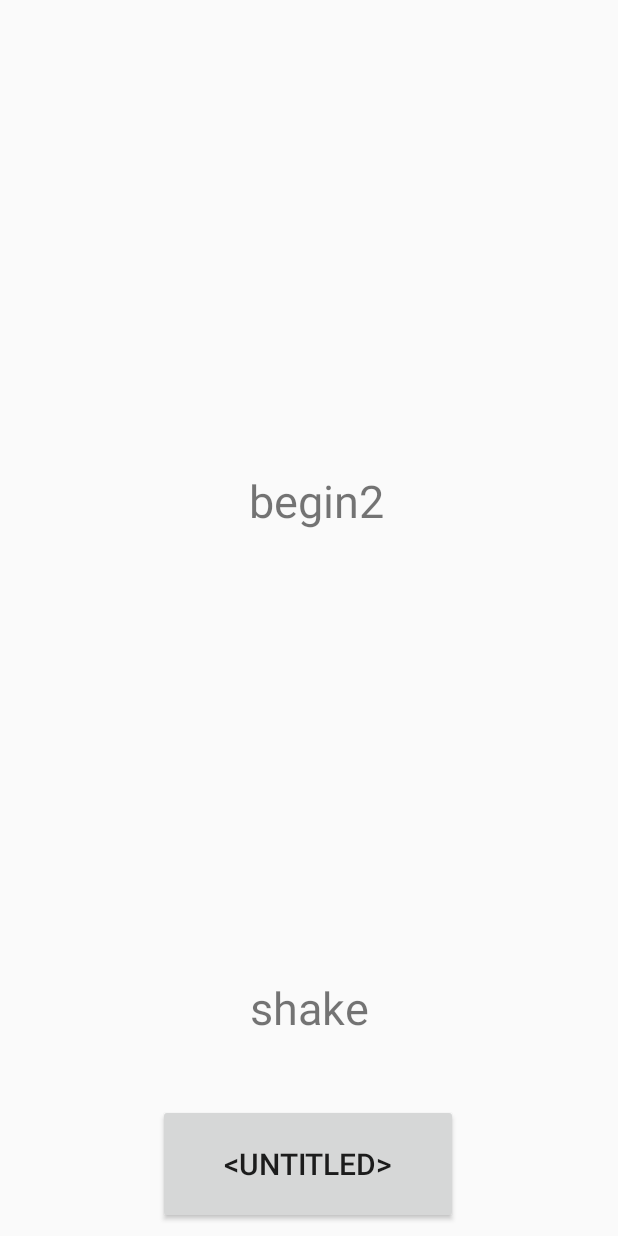
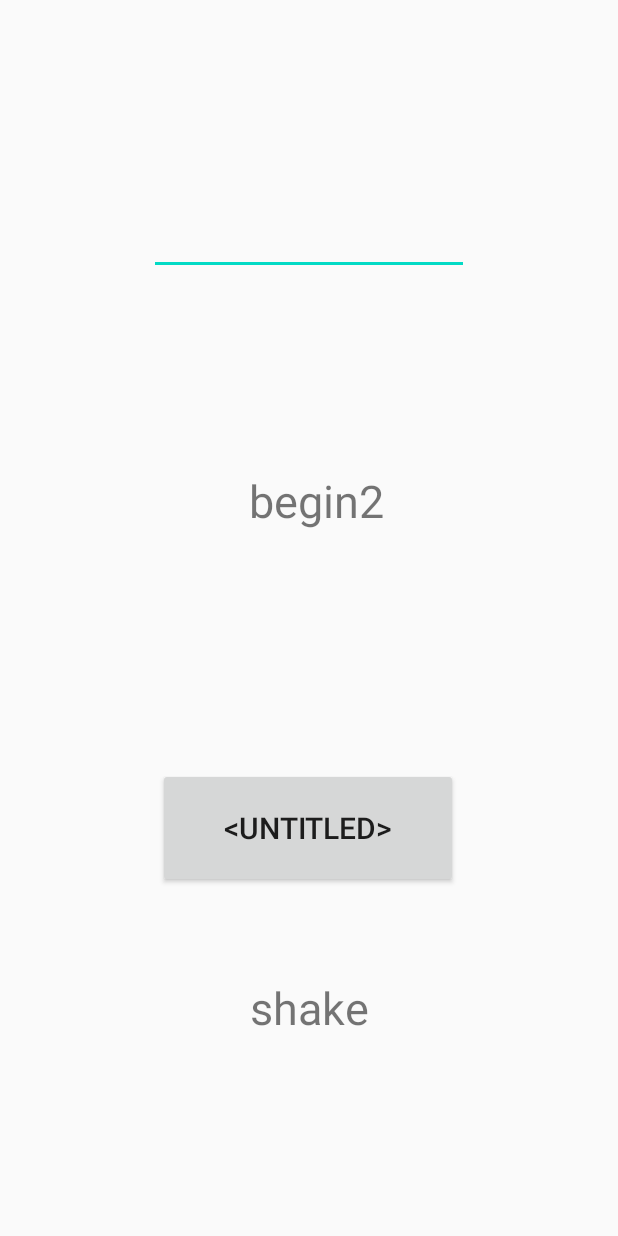
Before and after one commit to tank606/523Assignments, an Android app: the layout activity_fixrep.xml on its own in the app's theme, with its tools: preview values and no code run, on a phone screen of 412 x 824 dp. Run offline under Robolectric (Android 15) with nearby library versions, the light colour scheme and no system bars; plain views replace GraphView.

Commit message:
count+editview

```diff
--- a/Assignment3/SensorRTplot/app/src/main/res/layout/activity_fixrep.xml
+++ b/Assignment3/SensorRTplot/app/src/main/res/layout/activity_fixrep.xml
@@ -38,13 +38,24 @@
         android:id="@+id/stop"
         android:layout_width="200dp"
         android:layout_height="80dp"
+        android:layout_marginBottom="224dp"
         android:text="@android:string/untitled"
         android:textSize="20sp"
         app:layout_constraintBottom_toBottomOf="parent"
         app:layout_constraintEnd_toEndOf="parent"
         app:layout_constraintHorizontal_bias="0.497"
+        app:layout_constraintStart_toStartOf="parent" />
+
+    <EditText
+        android:id="@+id/editText"
+        android:layout_width="wrap_content"
+        android:layout_height="wrap_content"
+        android:ems="10"
+        android:inputType="numberSigned"
+        app:layout_constraintBottom_toTopOf="@+id/shake2"
+        app:layout_constraintEnd_toEndOf="parent"
         app:layout_constraintStart_toStartOf="parent"
-        app:layout_constraintVertical_bias="0.395" />
+        app:layout_constraintTop_toTopOf="parent" />
 
     <!--    <LinearLayout xmlns:android="http://schemas.android.com/apk/res/android"-->
     <!--        xmlns:tools="http://schemas.android.com/tools"-->
```
Also changed, not shown: Assignment3/SensorRTplot/app/src/main/java/edu/uw/eep523/sensorrtplot/FixRepetition.kt (+48 -22 lines).
